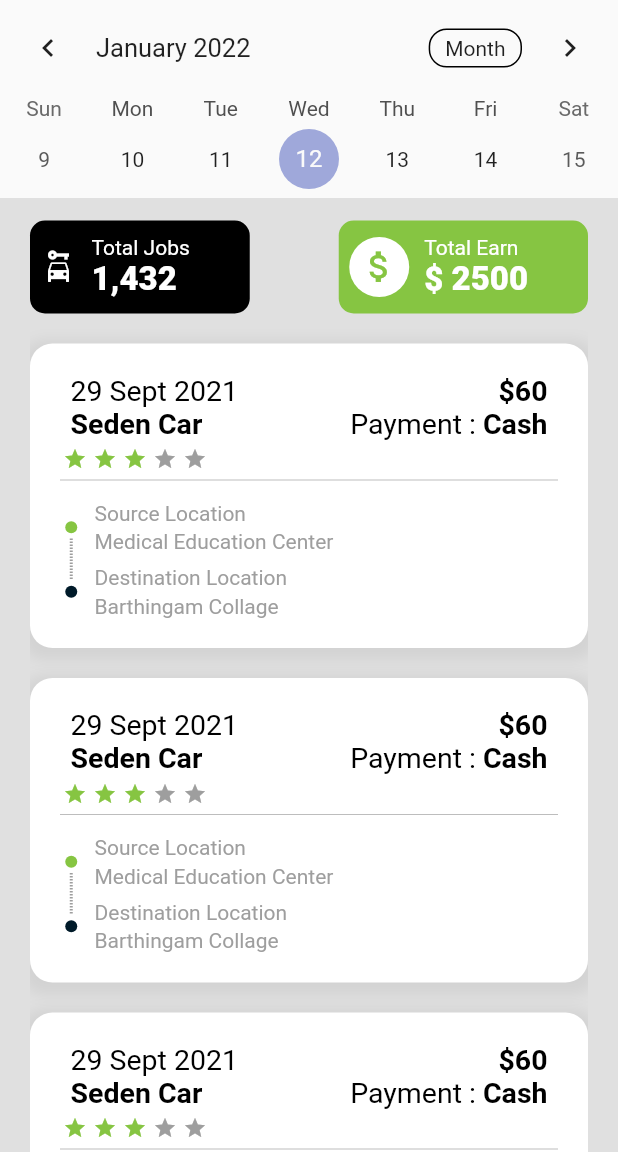
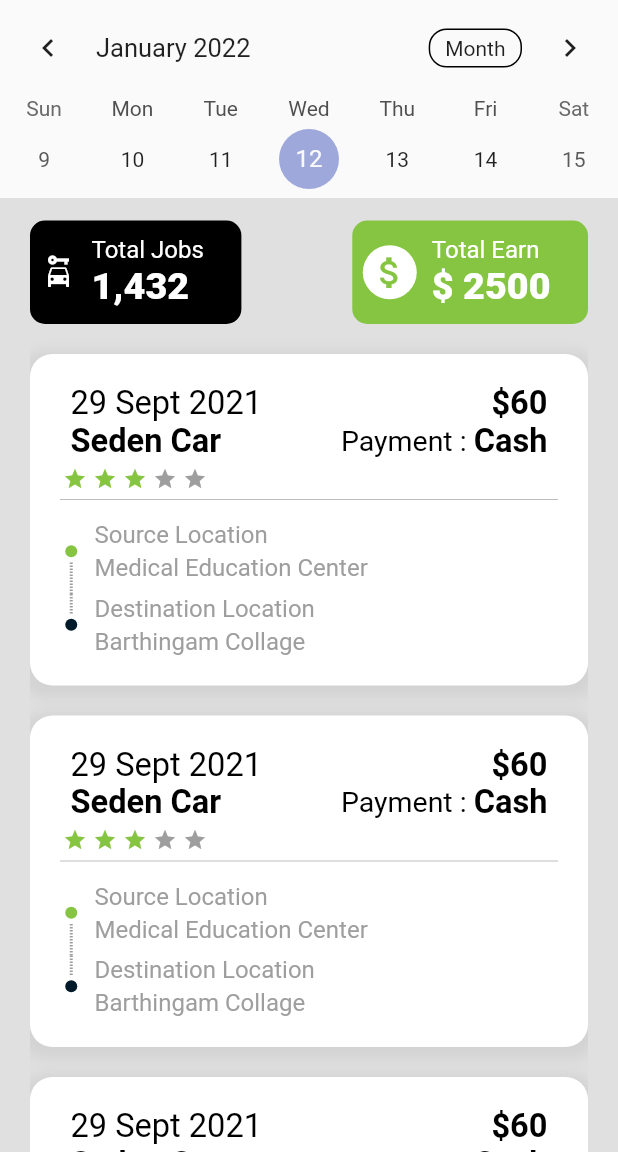
Before and after one commit to vivekshah1234/oyaridedriver, a Flutter app: the YourTripScreen screen opened directly, on a phone screen of 412 x 824 dp, the part 84-1236 px from its top. Run offline on Flutter 3.47's test engine with Material 2 defaults, Android fonts, the phone set to English and light mode, and no system bars; drawn by our look-alikes of flutter_rating_bar, table_calendar, timelines; our stand-ins replace cloud_firestore, dotted_line, firebase_core, firebase_messaging, flutter_screenutil, flutter_spinkit and 10 more; missing offline and left inert: country_list_pick, flutter_animated_dialog, flutter_polyline_points; accounts and stored records are empty; network calls fail.

Commit message:
new changes

```diff
--- a/lib/Common/common_widgets.dart
+++ b/lib/Common/common_widgets.dart
@@ -77,7 +77,7 @@ Widget greenLoadingWidget() {
 }
 
 Widget greenButton({required String txt, function}) {
-  return Container(
+  return SizedBox(
     width: double.infinity,
   //  margin: const EdgeInsets.only(left: 45, right: 45),
     child: ElevatedButton(
--- a/lib/UIScreens/home_screen.dart
+++ b/lib/UIScreens/home_screen.dart
@@ -5,7 +5,7 @@ import 'package:oyaridedriver/Common/common_widgets.dart';
 import 'package:oyaridedriver/Common/image_assets.dart';
 import 'package:oyaridedriver/UIScreens/login_screen.dart';
 import 'package:oyaridedriver/UIScreens/sign_up_screen.dart';
-// ignore_for_file: prefer_const_constructors
+
 
 class HomeScreen extends StatefulWidget {
   const HomeScreen({Key? key}) : super(key: key);
@@ -56,7 +56,7 @@ class _HomeScreenState extends State<HomeScreen> {
             ],),
           Expanded(flex: 4,child: Container(),),
           greenButton(txt: "LOGIN",function: (){
-            Get.to(()=>  LoginScreen());
+            Get.to(()=>  const LoginScreen());
 
 
           }).paddingOnly(left:40,right: 40),
--- a/lib/UIScreens/your_tripe_screen.dart
+++ b/lib/UIScreens/your_tripe_screen.dart
@@ -2,6 +2,7 @@ import 'dart:collection';
 
 
 import 'package:flutter/material.dart';
+import 'package:flutter_screenutil/flutter_screenutil.dart';
 import 'package:intl/intl.dart';
 import 'package:table_calendar/table_calendar.dart';
 
@@ -74,7 +75,7 @@ class _YourTripScreenState extends State<YourTripScreen> {
     return Container(
       decoration: BoxDecoration(
           color: AllColors.blackColor, borderRadius: BorderRadius.circular(10)),
-      padding: EdgeInsets.only(left: 7, right: 40, top: 10, bottom: 10),
+      padding: EdgeInsets.only(left: 7, right: 25, top: 10, bottom: 10),
       child: Row(
         children: [
           Icon(
@@ -89,13 +90,13 @@ class _YourTripScreenState extends State<YourTripScreen> {
             children: [
               textWidget(
                   txt: "Total Jobs",
-                  fontSize: smallFontSize,
+                  fontSize: ScreenUtil().setSp(smallFontSize),
                   color: AllColors.whiteColor,
                   bold: FontWeight.normal,
                   italic: false),
               textWidget(
                   txt: "1,432",
-                  fontSize: largeFontSize,
+                  fontSize: ScreenUtil().setSp(largeFontSize),
                   color: AllColors.whiteColor,
                   bold: largeFontWeight,
                   italic: false),
@@ -110,11 +111,12 @@ class _YourTripScreenState extends State<YourTripScreen> {
     return Container(
       decoration: BoxDecoration(
           color: AllColors.greenColor, borderRadius: BorderRadius.circular(10)),
-      padding: EdgeInsets.only(left: 7, right: 40, top: 10, bottom: 10),
+      padding: EdgeInsets.only(left: 7, right: 25, top: 10, bottom: 10),
       child: Row(
         children: [
           CircleAvatar(
               backgroundColor: AllColors.whiteColor,
+              radius: 18,
               child: Icon(
                 Icons.attach_money,
                 color: AllColors.greenColor,
@@ -128,13 +130,13 @@ class _YourTripScreenState extends State<YourTripScreen> {
             children: [
               textWidget(
                   txt: "Total Earn",
-                  fontSize: smallFontSize,
+                  fontSize: ScreenUtil().setSp(smallFontSize),
                   color: AllColors.whiteColor,
                   bold: normalFontWeight,
                   italic: false),
               textWidget(
                   txt: "\$ 2500",
-                  fontSize: largeFontSize,
+                  fontSize: ScreenUtil().setSp(largeFontSize),
                   color: AllColors.whiteColor,
                   bold: largeFontWeight,
                   italic: false),
@@ -181,13 +183,13 @@ class _YourTripScreenState extends State<YourTripScreen> {
                           children: [
                             textWidget(
                                 txt: "29 Sept 2021",
-                                fontSize: mediumFontSize,
+                                fontSize: ScreenUtil().setSp(mediumFontSize),
                                 color: AllColors.blackColor,
                                 bold: normalFontWeight,
                                 italic: false),
                             textWidget(
                                 txt: "\$60",
-                                fontSize: mediumFontSize,
+                                fontSize: ScreenUtil().setSp(mediumFontSize),
                                 color: AllColors.blackColor,
                                 bold: mediumFontWeight,
                                 italic: false),
@@ -198,7 +200,7 @@ class _YourTripScreenState extends State<YourTripScreen> {
                           children: [
                             textWidget(
                                 txt: "Seden Car",
-                                fontSize: mediumFontSize,
+                                fontSize: ScreenUtil().setSp(mediumFontSize),
                                 color: AllColors.blackColor,
                                 bold: mediumFontWeight,
                                 italic: false),
@@ -212,7 +214,7 @@ class _YourTripScreenState extends State<YourTripScreen> {
                                     italic: false),
                                 textWidget(
                                     txt: "Cash",
-                                    fontSize: mediumFontSize,
+                                    fontSize: ScreenUtil().setSp(mediumFontSize),
                                     color: AllColors.blackColor,
                                     bold: mediumFontWeight,
                                     italic: false),
@@ -262,7 +264,7 @@ class _YourTripScreenState extends State<YourTripScreen> {
                               children: [
                                 textWidget(
                                     txt: "Source Location",
-                                    fontSize: smallFontSize,
+                                    fontSize: ScreenUtil().setSp(smallFontSize),
                                     color: AllColors.greyColor,
                                     bold: normalFontWeight,
                                     italic: false),
@@ -271,7 +273,7 @@ class _YourTripScreenState extends State<YourTripScreen> {
                                 ),
                                 textWidget(
                                     txt: "Medical Education Center",
-                                    fontSize: smallFontSize,
+                                    fontSize: ScreenUtil().setSp(smallFontSize),
                                     color: AllColors.greyColor,
                                     bold: normalFontWeight,
                                     italic: false),
@@ -297,7 +299,7 @@ class _YourTripScreenState extends State<YourTripScreen> {
                               children: [
                                 textWidget(
                                     txt: "Destination Location",
-                                    fontSize: smallFontSize,
+                                    fontSize: ScreenUtil().setSp(smallFontSize),
                                     color: AllColors.greyColor,
                                     bold: normalFontWeight,
                                     italic: false),
@@ -306,7 +308,7 @@ class _YourTripScreenState extends State<YourTripScreen> {
                                 ),
                                 textWidget(
                                     txt: "Barthingam Collage",
-                                    fontSize: smallFontSize,
+                                    fontSize: ScreenUtil().setSp(smallFontSize),
                                     color: AllColors.greyColor,
                                     bold: normalFontWeight,
                                     italic: false),
--- a/lib/main.dart
+++ b/lib/main.dart
@@ -6,6 +6,7 @@ import 'package:firebase_messaging/firebase_messaging.dart';
 import 'package:flutter/cupertino.dart';
 import 'package:flutter/material.dart';
 import 'package:flutter/services.dart';
+import 'package:flutter_screenutil/flutter_screenutil.dart';
 import 'package:get/get.dart';
 import 'package:oyaridedriver/UIScreens/licence_details_screens.dart';
 import 'package:oyaridedriver/UIScreens/login_screen.dart';
@@ -94,7 +95,9 @@ Future<void> main() async {
     }
   }
 
-  runApp(GetMaterialApp(debugShowCheckedModeBanner: false, home: firstScreen));
+  runApp(ScreenUtilInit(
+      builder: () => GetMaterialApp(
+          debugShowCheckedModeBanner: false, home: firstScreen)));
 }
 
 class MyApp extends StatefulWidget {
--- a/pubspec.yaml
+++ b/pubspec.yaml
@@ -52,6 +52,7 @@ dependencies:
   url_launcher: ^6.0.17
   jwt_decoder: ^2.0.1
   shared_preferences: ^2.0.12
+  flutter_screenutil: ^5.0.3
   #map plugins
   google_maps_flutter: ^2.1.1
   flutter_polyline_points: 1.0.0
```
Also changed, not shown: lib/Common/common_methods.dart (+17 -0 lines), lib/UIScreens/login_screen.dart (+21 -18 lines), lib/UIScreens/map_screen.dart (+2 -5 lines), lib/UIScreens/rider_cart_screen.dart (+58 -34 lines), pubspec.lock, 1 other file.
